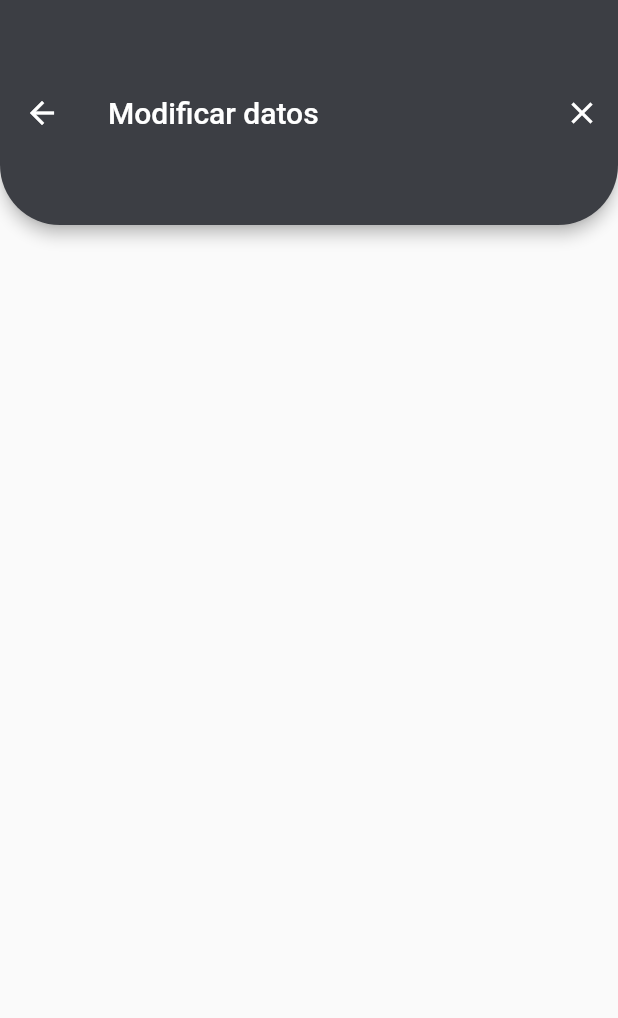
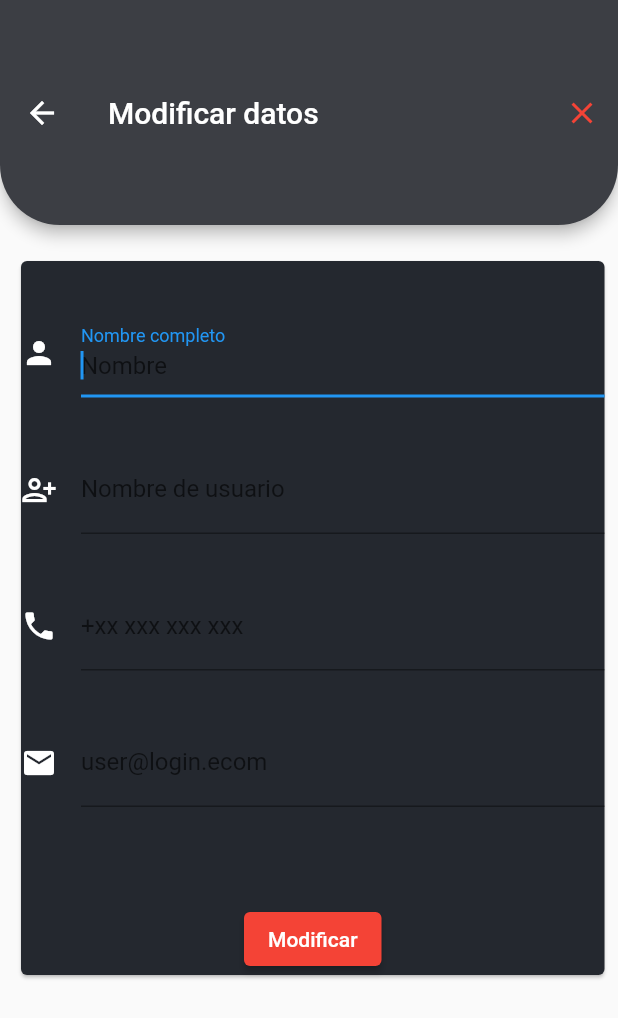
Before and after one commit to crojastrianaDev/rickAndMorty-flutter, a Flutter app: the UpdateUser screen opened by its route, on a phone screen of 412 x 824 dp. Shown: the top 1018 px of the screen. Run offline on Flutter 3.47's test engine with Material 2 defaults, Android fonts, the phone set to English and light mode, and no system bars; our stand-ins replace share; network calls fail.

Commit message:
listas las screen para modificaciones

```diff
--- a/lib/routes.dart
+++ b/lib/routes.dart
@@ -5,6 +5,7 @@ import 'package:taller/register.dart';
 import 'package:taller/home.dart';
 import 'package:taller/description.dart';
 import 'package:taller/updateUser.dart';
+import 'package:taller/updatePassword.dart';
 
 class RouteGenerator {
   static Route<dynamic> generateRoute(RouteSettings setting) {
@@ -20,6 +21,8 @@ class RouteGenerator {
         return MaterialPageRoute(builder: (_) => DescriptionPage());
       case '/update/id':
         return MaterialPageRoute(builder: (_) => UpdateUser());
+      case '/updatePassword/id':
+        return MaterialPageRoute(builder: (_) => UpdatePassword());
     }
   }
 }
--- a/lib/updateUser.dart
+++ b/lib/updateUser.dart
@@ -6,7 +6,14 @@ class UpdateUser extends StatelessWidget {
     return Scaffold(
         appBar: AppBar(
           toolbarHeight: 150,
-          actions: [IconButton(icon: Icon(Icons.clear), onPressed: () {})],
+          actions: [
+            IconButton(
+                icon: Icon(
+                  Icons.clear,
+                  color: Colors.red,
+                ),
+                onPressed: () {})
+          ],
           title: Text('Modificar datos'),
           backgroundColor: Color(0xFF3C3E44),
           shape: RoundedRectangleBorder(
@@ -18,6 +25,98 @@ class UpdateUser extends StatelessWidget {
             ),
           ),
         ),
-        body: ListView());
+        body: ListView(
+          children: <Widget>[
+            Container(
+              margin: EdgeInsets.fromLTRB(10, 20, 5, 30),
+              width: 300,
+              child: Card(
+                color: Color(0xFF24282F),
+                child: Column(
+                  children: <Widget>[
+                    Form(
+                        child: Column(
+                      crossAxisAlignment: CrossAxisAlignment.start,
+                      children: <Widget>[
+                        Padding(
+                          padding: const EdgeInsets.symmetric(vertical: 16.0),
+                        ),
+                        TextFormField(
+                          obscureText: false,
+                          autofocus: true,
+                          decoration: const InputDecoration(
+                            hintText: 'Nombre',
+                            labelText: 'Nombre completo',
+                            icon: Icon(Icons.person, color: Colors.white),
+                            fillColor: Colors.yellow,
+                            hoverColor: Colors.white,
+                          ),
+                        ),
+                        Padding(
+                          padding: const EdgeInsets.symmetric(vertical: 16.0),
+                        ),
+                        TextFormField(
+                          obscureText: false,
+                          decoration: const InputDecoration(
+                            hintText: 'Usuario',
+                            labelText: 'Nombre de usuario',
+                            icon: Icon(Icons.person_add_alt_1_outlined,
+                                color: Colors.white),
+                            fillColor: Colors.yellow,
+                            hoverColor: Colors.white,
+                          ),
+                        ),
+                        Padding(
+                          padding: const EdgeInsets.symmetric(vertical: 16.0),
+                        ),
+                        TextFormField(
+                          obscureText: false,
+                          keyboardType: TextInputType.number,
+                          decoration: const InputDecoration(
+                            hintText: 'Celular',
+                            labelText: '+xx xxx xxx xxx',
+                            icon: Icon(Icons.phone, color: Colors.white),
+                            fillColor: Colors.yellow,
+                            hoverColor: Colors.white,
+                          ),
+                        ),
+                        Padding(
+                          padding: const EdgeInsets.symmetric(vertical: 16.0),
+                        ),
+                        TextFormField(
+                          obscureText: false,
+                          keyboardType: TextInputType.emailAddress,
+                          decoration: const InputDecoration(
+                            hintText: 'Email',
+                            labelText: 'user@login.ecom',
+                            icon: Icon(Icons.email, color: Colors.white),
+                            fillColor: Colors.yellow,
+                            hoverColor: Colors.white,
+                          ),
+                        ),
+                        Padding(
+                          padding: const EdgeInsets.symmetric(vertical: 16.0),
+                        ),
+                        Padding(
+                          padding: const EdgeInsets.symmetric(vertical: 16.0),
+                        ),
+                        Center(
+                          child: ElevatedButton(
+                            style: ElevatedButton.styleFrom(
+                              primary: Colors.red, // background
+                              onPrimary: Colors.white, // foreground
+                            ),
+                            onPressed: () {},
+                            child: Text('Modificar'),
+                          ),
+                        )
+                      ],
+                    )),
+                  ],
+                ),
+              ),
+            ),
+          ],
+        ));
   }
 }
```
Also changed, not shown: lib/description.dart (+8 -1 lines), lib/home.dart (+42 -1 lines), lib/updatePassword.dart (added, +96 -0 lines).
